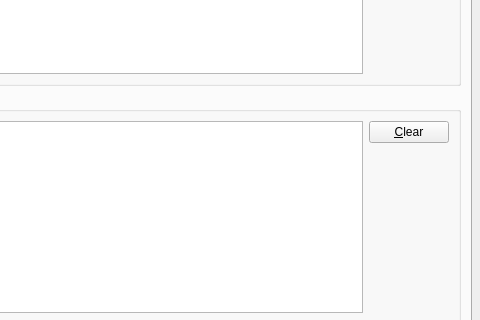
First picture: the form in src/bosskeydialog.ui, repository solaristhesun/bosskey, before the edit; both pictures show x 520 to 1000 and y 190 to 510 of the 1000 by 650 pixel window.
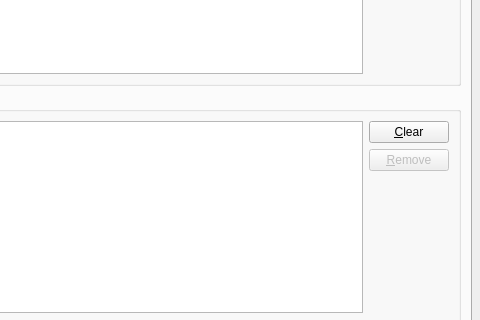
Second picture: the form after the edit. Icons and pictures are not drawn. Custom widgets are drawn as their Qt base class.

Commit message: added remove single pattern context menu plus button (closes #6)

Patch:
```diff
--- a/src/bosskeydialog.ui
+++ b/src/bosskeydialog.ui
@@ -218,6 +218,16 @@
                     </property>
                    </widget>
                   </item>
+                  <item>
+                   <widget class="QPushButton" name="removeButton">
+                    <property name="enabled">
+                     <bool>false</bool>
+                    </property>
+                    <property name="text">
+                     <string>&amp;Remove</string>
+                    </property>
+                   </widget>
+                  </item>
                   <item>
                    <spacer name="verticalSpacer_3">
                     <property name="orientation">
```
Left out of the diff: 38 changed lines with no effect on the pictures. The commit also changes 7 other files.
